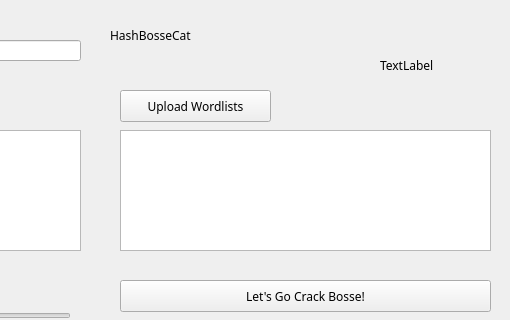
Before: the Qt Designer form forms/mainwindow.ui in simonthorell/hash-bosse-cat, drawn with Qt 5; both pictures show x 290 to 800 and y 0 to 320 of the 800 by 634 pixel window.
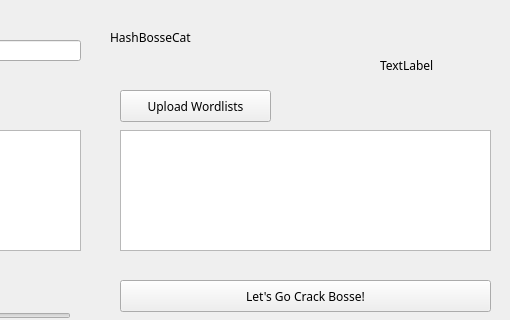
After: the same form once the commit is applied. Icons and pictures are not drawn.

Diff of the .ui file:
```diff
--- a/forms/mainwindow.ui
+++ b/forms/mainwindow.ui
@@ -215,8 +215,8 @@
      <rect>
       <x>400</x>
       <y>10</y>
-      <width>250</width>
-      <height>50</height>
+      <width>260</width>
+      <height>54</height>
      </rect>
     </property>
     <property name="text">
```
